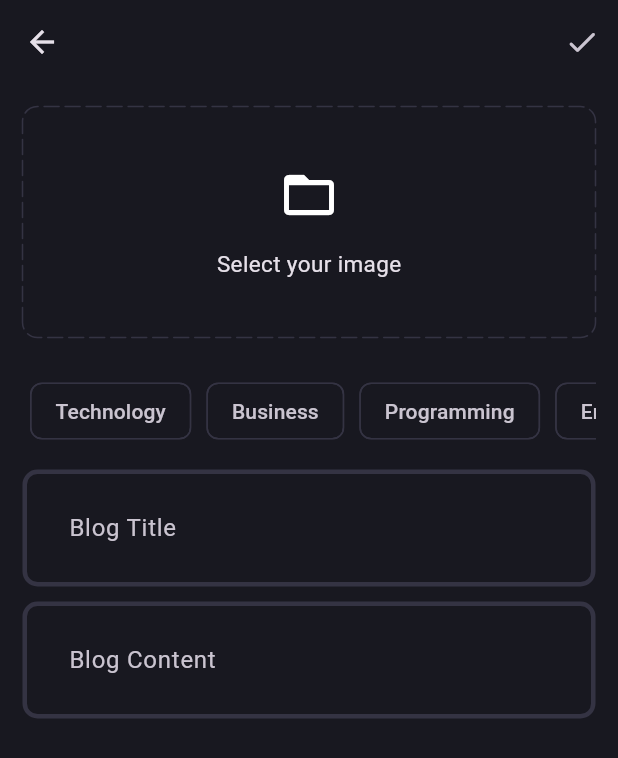
After one commit to aliebdev/blog_supabase_bloc_hive_getit, a Flutter app: the BlogPage screen opened directly, after a tap on an icon or button, on a phone screen of 412 x 824 dp. The commit adds this screen. Shown: the top 758 px of the screen. Run offline on Flutter 3.47's test engine with Material 3 defaults, Android fonts, the phone set to English and light mode, and no system bars; drawn by our look-alikes of dotted_border; our stand-ins replace flutter_bloc, fpdart, get_it, supabase_flutter; accounts and stored records are empty.

Commit message:
feat: add new blog ui

```diff
--- a/lib/core/theme/theme.dart
+++ b/lib/core/theme/theme.dart
@@ -16,6 +16,10 @@ class AppTheme {
         appBarTheme: const AppBarTheme(
           backgroundColor: AppPallete.backgroundColor,
         ),
+        chipTheme: ChipThemeData(
+          color: WidgetStateProperty.all(AppPallete.backgroundColor),
+          side: BorderSide.none,
+        ),
         inputDecorationTheme: InputDecorationTheme(
           contentPadding: const EdgeInsets.all(27),
           enabledBorder: _border(),
--- a/lib/features/auth/presentation/pages/signup_page.dart
+++ b/lib/features/auth/presentation/pages/signup_page.dart
@@ -27,7 +27,8 @@ class _SignUpPageState extends State<SignUpPage> {
   Widget build(BuildContext context) {
     return Scaffold(
       appBar: AppBar(),
-      body: Padding(
+      body: SingleChildScrollView(
+        child: Padding(
           padding: const EdgeInsets.all(15),
           child: BlocConsumer<AuthBloc, AuthState>(
             listener: (context, state) {
@@ -113,6 +114,7 @@ class _SignUpPageState extends State<SignUpPage> {
             },
           ),
         ),
+      ),
     );
   }
 }
--- /dev/null
+++ b/lib/features/blog/presentation/pages/add_new_blog_page.dart
@@ -0,0 +1,128 @@
+import 'package:dotted_border/dotted_border.dart';
+import 'package:flutter/material.dart';
+
+import '../../../../core/theme/app_pallete.dart';
+import '../widgets/blog_editor.dart';
+
+class AddNewBlogPage extends StatefulWidget {
+  static route() => MaterialPageRoute(builder: (_) => const AddNewBlogPage());
+  const AddNewBlogPage({super.key});
+
+  @override
+  State<AddNewBlogPage> createState() => _AddNewBlogPageState();
+}
+
+class _AddNewBlogPageState extends State<AddNewBlogPage> {
+  final _titleController = TextEditingController();
+  final _contentController = TextEditingController();
+  List<String> selectedTopics = [];
+
+  @override
+  void dispose() {
+    _titleController.dispose();
+    _contentController.dispose();
+    super.dispose();
+  }
+
+  @override
+  Widget build(BuildContext context) {
+    return Scaffold(
+      appBar: AppBar(
+        actions: [
+          IconButton(
+            onPressed: () {},
+            icon: const Icon(Icons.done_rounded),
+          ),
+        ],
+      ),
+      body: SingleChildScrollView(
+        padding: const EdgeInsets.all(15),
+        child: Column(
+          children: [
+            DottedBorder(
+              color: AppPallete.borderColor,
+              dashPattern: const [10, 4],
+              radius: const Radius.circular(10),
+              borderType: BorderType.RRect,
+              strokeCap: StrokeCap.round,
+              child: const SizedBox(
+                height: 150,
+                width: double.infinity,
+                child: Column(
+                  mainAxisAlignment: MainAxisAlignment.center,
+                  children: [
+                    Icon(
+                      Icons.folder_open,
+                      size: 40,
+                    ),
+                    SizedBox(height: 15),
+                    Text(
+                      "Select your image",
+                      style: TextStyle(
+                        fontSize: 15,
+                      ),
+                    ),
+                  ],
+                ),
+              ),
+            ),
+            const SizedBox(height: 20),
+            SingleChildScrollView(
+              scrollDirection: Axis.horizontal,
+              child: Row(
+                children:
+                    ["Technology", "Business", "Programming", "Entertainment"]
+                        .map(
+                          (e) => Padding(
+                            padding: const EdgeInsets.all(5),
+                            child: GestureDetector(
+                              onTap: () {
+                                if (selectedTopics.contains(e)) {
+                                  selectedTopics.remove(e);
+                                } else {
+                                  selectedTopics.add(e);
+                                }
+                                setState(() {});
+                              },
+                              child: Chip(
+                                label: Text(
+                                  e,
+                                  // style: TextStyle(
+                                  //   color: selectedTopics.contains(e)
+                                  //       ? AppPallete.backgroundColor
+                                  //       : Colors.white,
+                                  // ),
+                                ),
+                                color: selectedTopics.contains(e)
+                                    ? const WidgetStatePropertyAll(
+                                        AppPallete.gradient2)
+                                    : const WidgetStatePropertyAll(
+                                        AppPallete.backgroundColor),
+                                side: BorderSide(
+                                  color: selectedTopics.contains(e)
+                                      ? AppPallete.gradient2
+                                      : AppPallete.borderColor,
+                                ),
+                              ),
+                            ),
+                          ),
+                        )
+                        .toList(),
+              ),
+            ),
+            const SizedBox(height: 10),
+            BlogEditor(
+              controller: _titleController,
+              hintText: "Blog Title",
+            ),
+            const SizedBox(height: 10),
+            BlogEditor(
+              controller: _contentController,
+              hintText: "Blog Content",
+            ),
+          ],
+        ),
+      ),
+    );
+  }
+}
--- /dev/null
+++ b/lib/features/blog/presentation/pages/blog_page.dart
@@ -0,0 +1,25 @@
+import 'package:flutter/cupertino.dart';
+import 'package:flutter/material.dart';
+
+import 'add_new_blog_page.dart';
+
+class BlogPage extends StatelessWidget {
+  const BlogPage({super.key});
+
+  @override
+  Widget build(BuildContext context) {
+    return Scaffold(
+      appBar: AppBar(
+        title: const Text("Blog App"),
+        actions: [
+          IconButton(
+            onPressed: () {
+              Navigator.push(context, AddNewBlogPage.route());
+            },
+            icon: const Icon(CupertinoIcons.add_circled),
+          ),
+        ],
+      ),
+    );
+  }
+}
--- /dev/null
+++ b/lib/features/blog/presentation/widgets/blog_editor.dart
@@ -0,0 +1,24 @@
+// ignore_for_file: public_member_api_docs, sort_constructors_first
+import 'package:flutter/material.dart';
+
+class BlogEditor extends StatelessWidget {
+  const BlogEditor({
+    super.key,
+    required this.controller,
+    required this.hintText,
+  });
+
+  final TextEditingController controller;
+  final String hintText;
+
+  @override
+  Widget build(BuildContext context) {
+    return TextFormField(
+      controller: controller,
+      maxLines: null,
+      decoration: InputDecoration(
+        hintText: hintText,
+      ),
+    );
+  }
+}
--- a/lib/main.dart
+++ b/lib/main.dart
@@ -5,6 +5,7 @@ import 'core/common/cubits/app_user/app_user_cubit.dart';
 import 'core/theme/theme.dart';
 import 'features/auth/presentation/bloc/auth_bloc.dart';
 import 'features/auth/presentation/pages/login_page.dart';
+import 'features/blog/presentation/pages/blog_page.dart';
 import 'init_dependencies.dart';
 
 void main() async {
@@ -49,11 +50,7 @@ class _MainAppState extends State<MainApp> {
         },
         builder: (context, isLoggedIn) {
           if (isLoggedIn) {
-            return const Scaffold(
-              body: Center(
-                child: Text("HOME"),
-              ),
-            );
+            return const BlogPage();
           }
           return const LoginPage();
         },
--- a/pubspec.yaml
+++ b/pubspec.yaml
@@ -7,6 +7,7 @@ environment:
   sdk: '>=3.4.3 <4.0.0'
 
 dependencies:
+  dotted_border: ^2.1.0
   flutter:
     sdk: flutter
   flutter_bloc: ^8.1.6
```
Also changed, not shown: pubspec.lock, 3 other files. Lines whose indentation alone changed are shown as unchanged.
